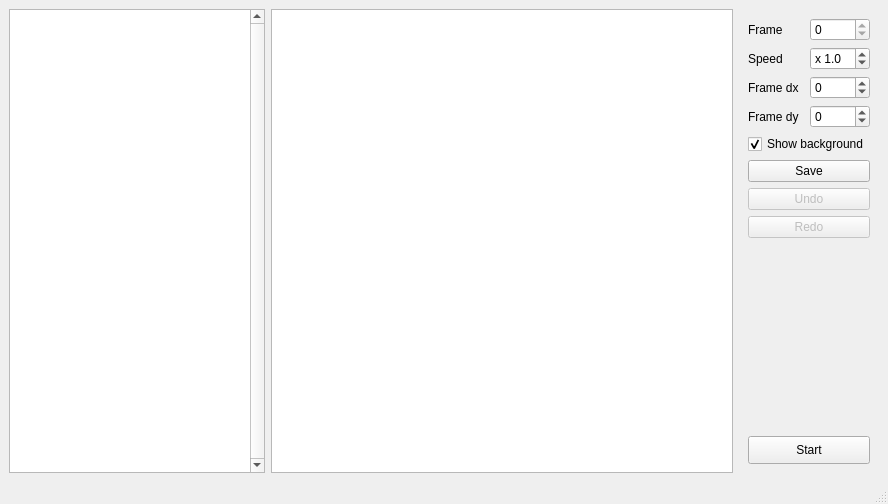
This is src/editor.ui in Kracav4ik/jnb-sfml as Qt 5 draws it before an edit. The edited form follows.
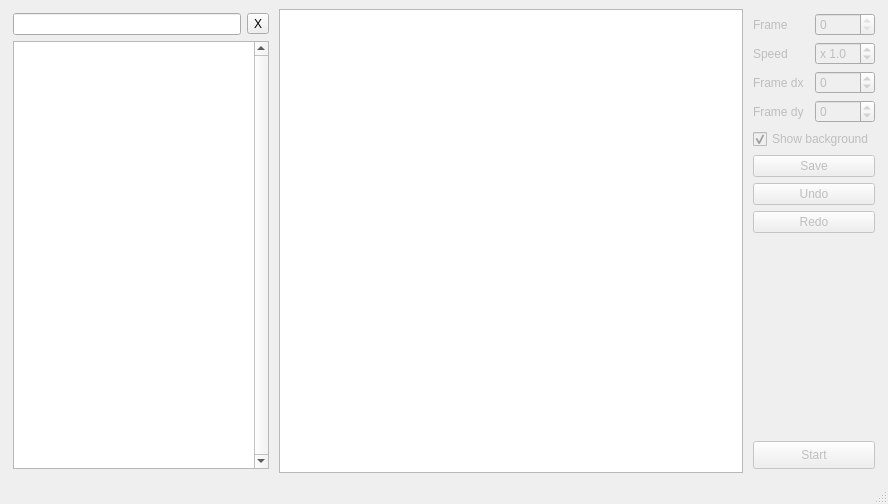
This is the edited form.

Commit message: filtering anims list

```diff
--- a/src/editor.ui
+++ b/src/editor.ui
@@ -14,8 +14,44 @@
    <string>EditorWindow</string>
   </property>
   <widget class="QWidget" name="centralwidget">
+   <layout class="QHBoxLayout" name="horizontalLayout_2">
+    <item>
+     <widget class="QWidget" name="widget_2" native="true">
+      <layout class="QVBoxLayout" name="verticalLayout_2">
+       <property name="leftMargin">
+        <number>4</number>
+       </property>
+       <property name="topMargin">
+        <number>4</number>
+       </property>
+       <property name="rightMargin">
+        <number>4</number>
+       </property>
+       <property name="bottomMargin">
+        <number>4</number>
+       </property>
+       <item>
    <layout class="QHBoxLayout" name="horizontalLayout">
     <item>
+          <widget class="QLineEdit" name="filterAnim">
+           <property name="sizePolicy">
+            <sizepolicy hsizetype="Minimum" vsizetype="Fixed">
+             <horstretch>0</horstretch>
+             <verstretch>0</verstretch>
+            </sizepolicy>
+           </property>
+          </widget>
+         </item>
+         <item>
+          <widget class="QToolButton" name="clearFilter">
+           <property name="text">
+            <string>X</string>
+           </property>
+          </widget>
+         </item>
+        </layout>
+       </item>
+       <item>
      <widget class="QListWidget" name="animationList">
       <property name="sizePolicy">
        <sizepolicy hsizetype="Fixed" vsizetype="Expanding">
@@ -28,12 +64,30 @@
       </property>
      </widget>
     </item>
+      </layout>
+     </widget>
+    </item>
     <item>
      <widget class="QGraphicsView" name="graphicsView"/>
     </item>
     <item>
-     <widget class="QWidget" name="widget" native="true">
+     <widget class="QWidget" name="frameEditors" native="true">
+      <property name="enabled">
+       <bool>false</bool>
+      </property>
       <layout class="QGridLayout" name="gridLayout">
+       <property name="leftMargin">
+        <number>4</number>
+       </property>
+       <property name="topMargin">
+        <number>4</number>
+       </property>
+       <property name="rightMargin">
+        <number>4</number>
+       </property>
+       <property name="bottomMargin">
+        <number>4</number>
+       </property>
        <item row="1" column="1">
         <widget class="QDoubleSpinBox" name="speed">
          <property name="prefix">
@@ -58,9 +112,6 @@
        </item>
        <item row="2" column="1">
         <widget class="QSpinBox" name="frameDx">
-         <property name="enabled">
-          <bool>true</bool>
-         </property>
          <property name="readOnly">
           <bool>false</bool>
          </property>
```
Lines whose indentation alone changed are shown as unchanged. The commit also changes 3 other files.
